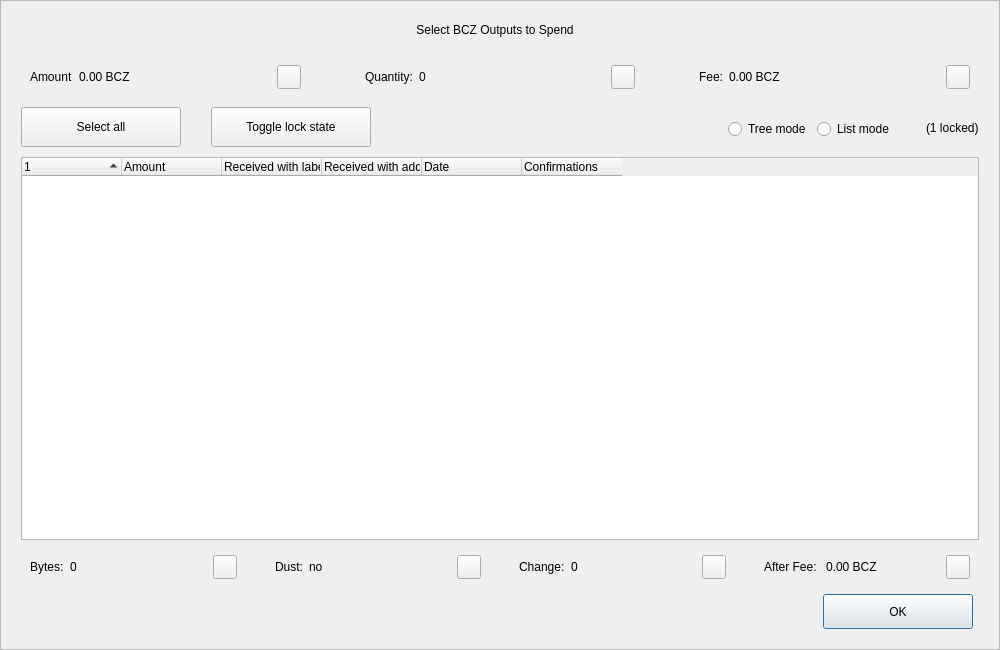
Above: src/qt/forms/coincontroldialog.ui from SpecialCoins/den before the change. Below: the same form after it.
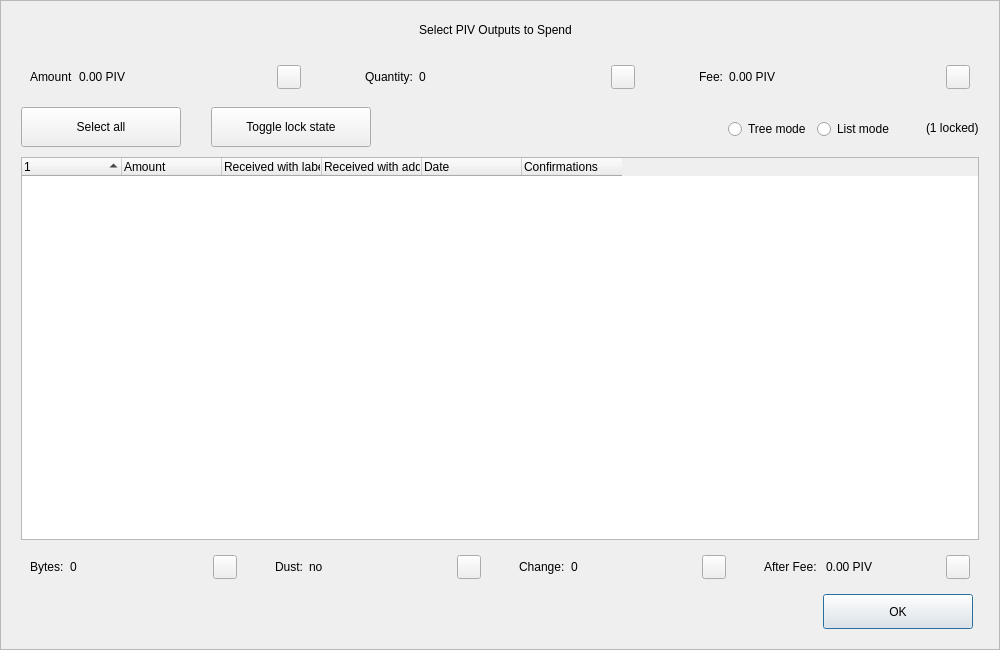
That is the form after the change. Custom widgets are drawn as their Qt base class.

The edit to the form file:
```diff
--- a/src/qt/forms/coincontroldialog.ui
+++ b/src/qt/forms/coincontroldialog.ui
@@ -98,7 +98,7 @@
            </size>
           </property>
           <property name="text">
-           <string>Select BCZ Outputs to Spend</string>
+           <string>Select PIV Outputs to Spend</string>
           </property>
           <property name="alignment">
            <set>Qt::AlignCenter</set>
@@ -144,7 +144,7 @@
            <item>
             <widget class="QLabel" name="labelCoinControlAmount">
              <property name="text">
-              <string>0.00 BCZ</string>
+              <string>0.00 PIV</string>
              </property>
             </widget>
            </item>
@@ -268,7 +268,7 @@
            <item>
             <widget class="QLabel" name="labelCoinControlFee">
              <property name="text">
-              <string>0.00 BCZ</string>
+              <string>0.00 PIV</string>
              </property>
             </widget>
            </item>
@@ -729,7 +729,7 @@
            <item>
             <widget class="QLabel" name="labelCoinControlAfterFee">
              <property name="text">
-              <string>0.00 BCZ</string>
+              <string>0.00 PIV</string>
              </property>
             </widget>
            </item>
```
